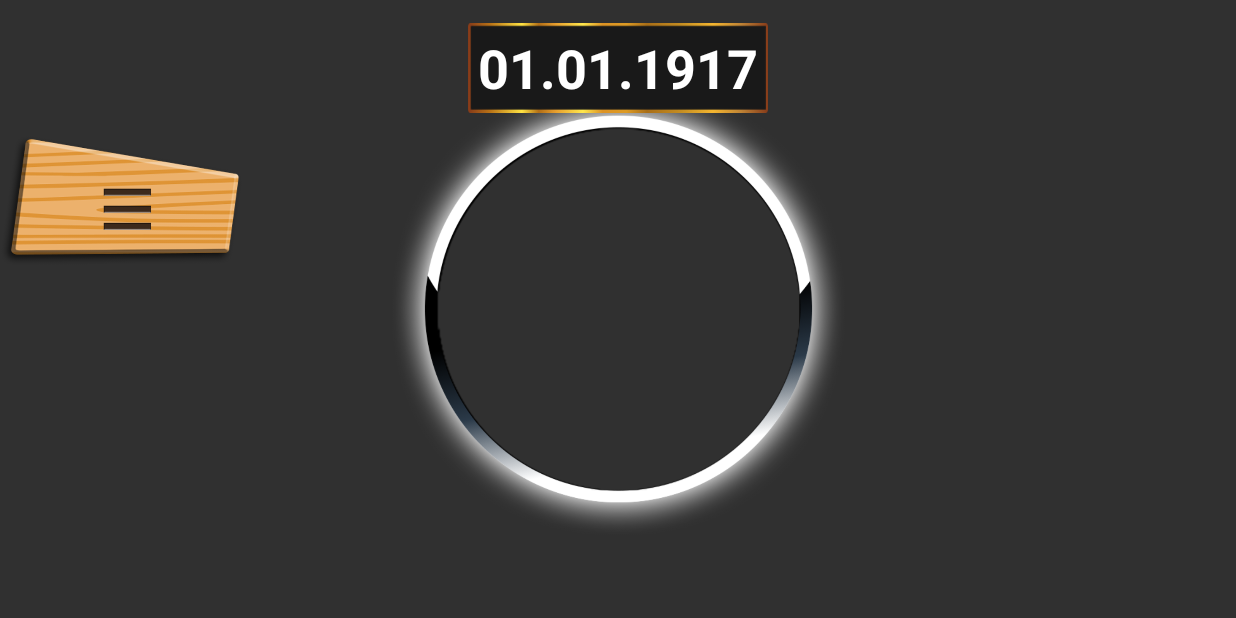
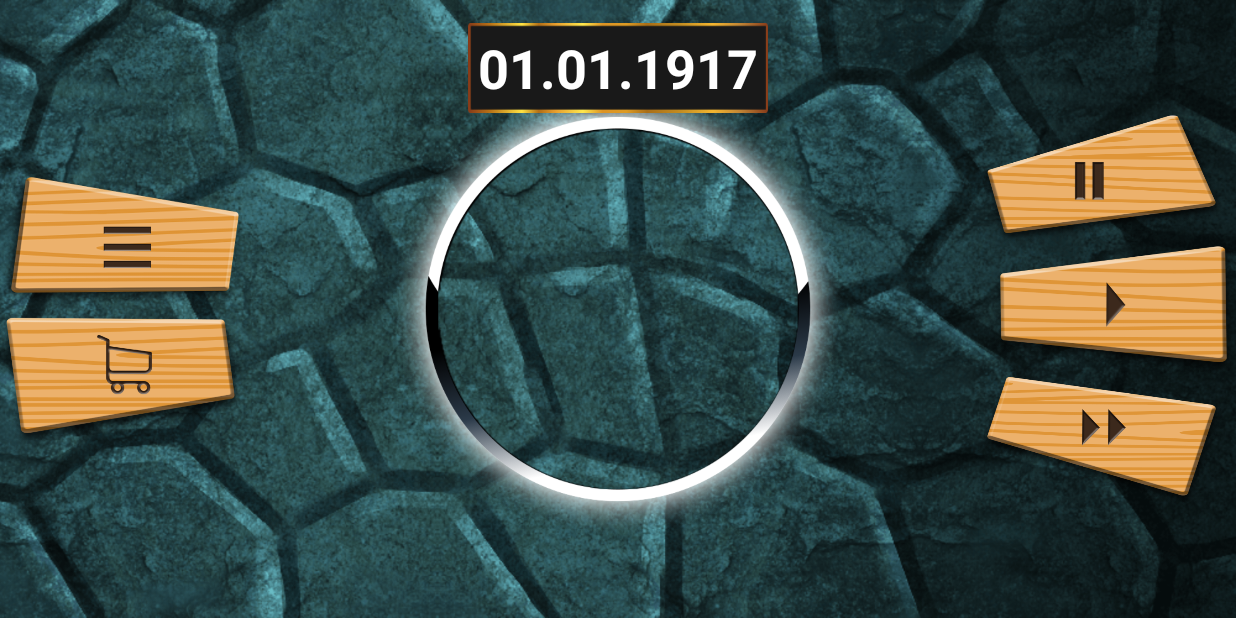
Before and after one commit to Danseer/Emblem, an Android app: the screen it shows after launch (MainActivity), on a phone screen of 824 x 412 dp (held sideways). Run offline under Robolectric (Android 15) with nearby library versions, the phone set to English and light mode, and no system bars; Roboto replaces fonts that are not available here.

Commit message:
update toucharea for button

```diff
--- a/app/src/main/res/layout/activity_main.xml
+++ b/app/src/main/res/layout/activity_main.xml
@@ -6,17 +6,18 @@
     android:id="@+id/cl"
     android:layout_width="match_parent"
     android:layout_height="match_parent"
+    android:background="@drawable/bg_main_mini"
     tools:context=".MainActivity">
 
     <ImageView
         android:id="@+id/imageView"
-        android:layout_width="302dp"
+        android:layout_width="300dp"
         android:layout_height="wrap_content"
-        android:layout_marginStart="8dp"
-        android:layout_marginEnd="8dp"
         android:contentDescription="@string/todo"
+        app:layout_constraintBottom_toBottomOf="parent"
         app:layout_constraintEnd_toEndOf="parent"
         app:layout_constraintStart_toStartOf="parent"
+        app:layout_constraintTop_toTopOf="parent"
         app:srcCompat="@drawable/tb_ph_flag" />
 
     <TextView
@@ -41,12 +42,63 @@
         android:id="@+id/button_menu"
         android:layout_width="162dp"
         android:layout_height="87dp"
-        android:layout_marginTop="90dp"
+        android:layout_marginBottom="47dp"
         android:background="@drawable/ic_menu"
         android:textSize="24sp"
         android:textStyle="bold"
+        app:layout_constraintBottom_toBottomOf="@+id/button_normal"
         app:layout_constraintStart_toStartOf="parent"
-        app:layout_constraintTop_toTopOf="parent"
         toucharea:toucharea="@array/touch_area_menu_button" />
 
+    <eniac.konstantin.emblem.CustomButton
+        android:id="@+id/button_shop"
+        android:layout_width="162dp"
+        android:layout_height="87dp"
+        android:layout_marginTop="47dp"
+        android:background="@drawable/ic_shop"
+        android:textSize="24sp"
+        android:textStyle="bold"
+        app:layout_constraintStart_toStartOf="parent"
+        app:layout_constraintTop_toBottomOf="@+id/button_pause"
+        toucharea:toucharea="@array/touch_area_shop_button" />
+
+    <eniac.konstantin.emblem.CustomButton
+        android:id="@+id/button_pause"
+        android:layout_width="162dp"
+        android:layout_height="87dp"
+        android:layout_marginEnd="8dp"
+        android:background="@drawable/ic_pause"
+        android:textSize="24sp"
+        android:textStyle="bold"
+        app:layout_constraintBottom_toTopOf="@+id/button_normal"
+        app:layout_constraintEnd_toEndOf="parent"
+        toucharea:toucharea="@array/touch_area_pause_button" />
+
+    <eniac.konstantin.emblem.CustomButton
+        android:id="@+id/button_normal"
+        android:layout_width="162dp"
+        android:layout_height="87dp"
+        android:layout_marginTop="8dp"
+        android:layout_marginBottom="8dp"
+        android:background="@drawable/ic_normal"
+        android:textSize="24sp"
+        android:textStyle="bold"
+        app:layout_constraintBottom_toBottomOf="parent"
+        app:layout_constraintEnd_toEndOf="parent"
+        app:layout_constraintTop_toTopOf="parent"
+        toucharea:toucharea="@array/touch_area_normal_button" />
+
+    <eniac.konstantin.emblem.CustomButton
+        android:id="@+id/button_accelerated"
+        android:layout_width="162dp"
+        android:layout_height="87dp"
+        android:layout_marginEnd="8dp"
+        android:background="@drawable/ic_accelerated"
+        android:textSize="24sp"
+        android:textStyle="bold"
+        app:layout_constraintEnd_toEndOf="parent"
+        app:layout_constraintTop_toBottomOf="@+id/button_normal"
+        toucharea:toucharea="@array/touch_area_accelerated_button" />
+
+
 </android.support.constraint.ConstraintLayout>
--- a/app/src/main/res/values/arrays.xml
+++ b/app/src/main/res/values/arrays.xml
@@ -1,29 +1,22 @@
 <?xml version="1.0" encoding="utf-8"?>
 <resources>
     <array name="touch_area_menu_button">
-        <item>0 0 73 22</item>
-        <item>58 33 135 34</item>
-        <item>44 48 45 38</item>
-        <item>167 48 45 38</item>
+        <item>10 10 140 60</item>
     </array>
     <array name="touch_area_shop_button">
-        <item>25 22 49 69</item>
-        <item>45 82 45 42</item>
-        <item>72 94 51 53</item>
+        <item>5 5 140 60</item>
     </array>
     <array name="touch_area_pause_button">
-        <item>55 22 46 71</item>
-        <item>58 33 48 34</item>
-        <item>5 81 47 51</item>
+        <item>1 35 140 30</item>
+        <item>80 10 50 50</item>
     </array>
     <array name="touch_area_normal_button">
-        <item>25 22 49 69</item>
-        <item>45 82 45 42</item>
-        <item>72 94 51 53</item>
+        <item>1 10 150 50</item>
     </array>
     <array name="touch_area_accelerated_button">
-        <item>55 22 46 71</item>
-        <item>58 33 48 34</item>
-        <item>5 81 47 51</item>
+        <item>10 10 50 40</item>
+        <item>50 30 50 30</item>
+        <item>10 15 130 30</item>
+        <item>110 10 30 60</item>
     </array>
 </resources>
```
Also changed, not shown: app/src/main/res/drawable/bg_main_mini.png (added).
